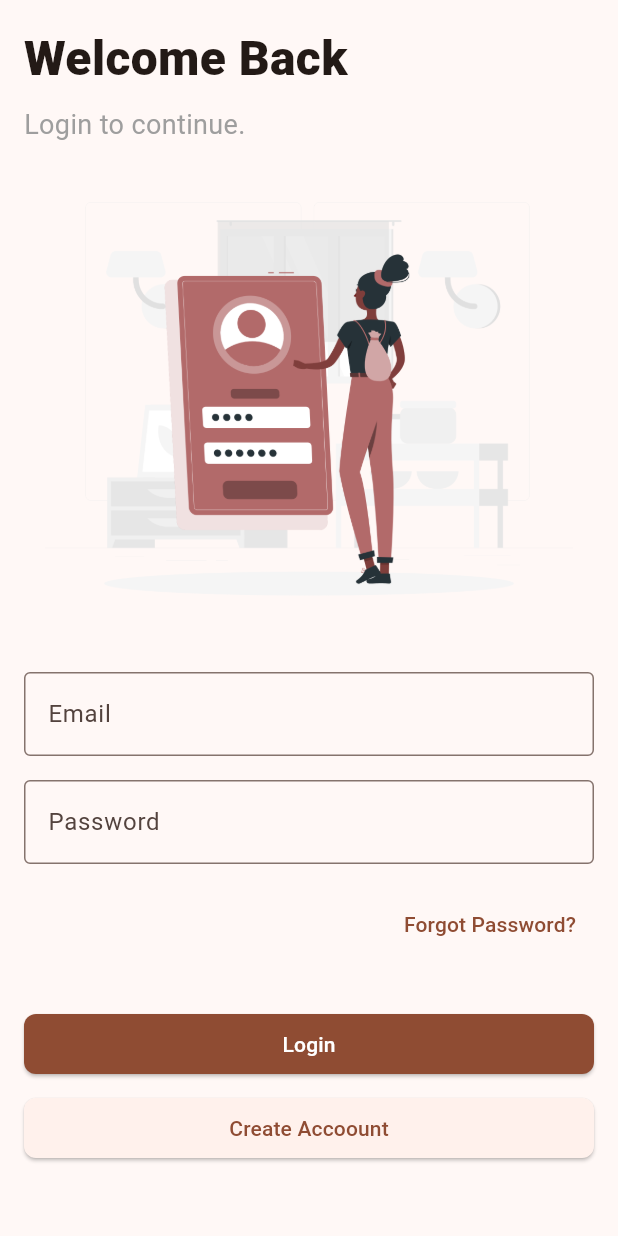
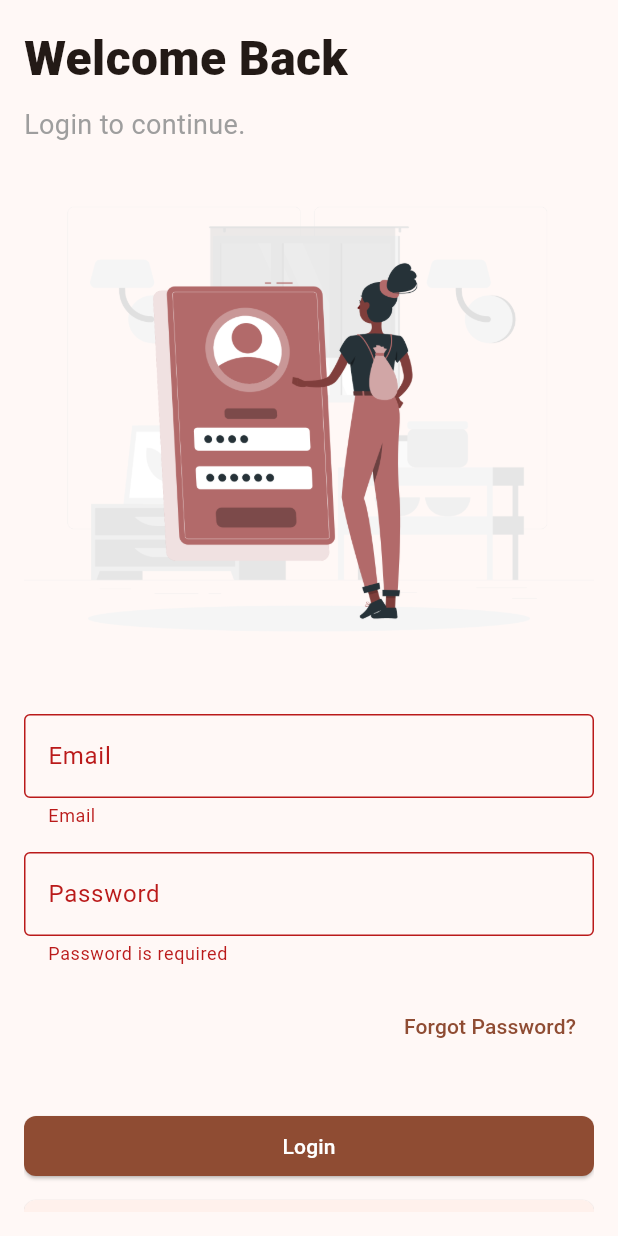
Before and after one commit to diilshadkt/coffe-zone, a Flutter app: the LoginPage screen opened by its route, after a tap on "Login", on a phone screen of 412 x 824 dp. Run offline on Flutter 3.47's test engine with Material 3 defaults, Android fonts, the phone set to English and light mode, and no system bars; our stand-ins replace firebase_auth, firebase_core, flutter_hooks, get_it, go_router; accounts and stored records are empty.

Commit message:
Added login functionality

```diff
--- a/lib/features/auth/controller/auth_controller.dart
+++ b/lib/features/auth/controller/auth_controller.dart
@@ -2,6 +2,7 @@ import 'package:coffee_zone/core/extensions/localization_extension.dart';
 import 'package:coffee_zone/core/utils/snackbar_utils.dart';
 import 'package:coffee_zone/features/auth/services/firebase_auth_services.dart';
 import 'package:coffee_zone/main.dart';
+import 'package:firebase_auth/firebase_auth.dart';
 import 'package:get_it/get_it.dart';
 
 final class AuthController {
@@ -20,6 +21,32 @@ final class AuthController {
           'Verification email sent to the email address. Please check your mail.');
     } catch (e) {
       SnackbarUtils.showMessage('Cannot create account. Try again');
+    }
+  }
+
+  Future<void> login(String email, String password) async {
+    try {
+      await authServices.login(email, password);
+
+      if (!FirebaseAuth.instance.currentUser!.emailVerified) {
+        SnackbarUtils.showMessage(
+            'Your email is not verified. Please verify email to login.');
+      }
+    } catch (e) {
+      SnackbarUtils.showMessage('Cannot login. Try again');
+    }
+  }
+
+  Future<void> forgotPassword(String email) async {
+    try {
+      await authServices.sendPasswordResetEmail(email);
+
+      if (!FirebaseAuth.instance.currentUser!.emailVerified) {
+        SnackbarUtils.showMessage(
+            'Password reset link is sent to your account');
+      }
+    } catch (e) {
+      SnackbarUtils.showMessage('Cannot reset your password. Try again');
     }
   }
 
--- a/lib/features/auth/services/firebase_auth_services.dart
+++ b/lib/features/auth/services/firebase_auth_services.dart
@@ -25,6 +25,10 @@ final class FirebaseAuthServices {
         .signInWithEmailAndPassword(email: email, password: password);
   }
 
+  Future<void> sendPasswordResetEmail(String email) async {
+    await FirebaseAuth.instance.sendPasswordResetEmail(email: email);
+  }
+
   Future<void> logout() async {
     await FirebaseAuth.instance.signOut();
   }
--- a/lib/features/auth/view/pages/login_page.dart
+++ b/lib/features/auth/view/pages/login_page.dart
@@ -1,26 +1,36 @@
 import 'package:coffee_zone/core/extensions/localization_extension.dart';
 import 'package:coffee_zone/core/widgets/button_widget.dart';
 import 'package:coffee_zone/core/widgets/text_field_widget.dart';
+import 'package:coffee_zone/features/auth/controller/auth_controller.dart';
+import 'package:coffee_zone/features/auth/view/pages/signup_page.dart';
 import 'package:coffee_zone/gen/assets.gen.dart';
 import 'package:flutter/material.dart';
+import 'package:flutter_hooks/flutter_hooks.dart';
+import 'package:go_router/go_router.dart';
 
-class LoginPage extends StatelessWidget {
+class LoginPage extends HookWidget {
   static const routePath = '/login';
   const LoginPage({super.key});
 
   @override
   Widget build(BuildContext context) {
+    final formKey = useMemoized(() => GlobalKey<FormState>());
+    final emailController = useTextEditingController();
+    final passwordController = useTextEditingController();
+
+    final isLoadingState = useState(false);
+
     return Scaffold(
       body: SafeArea(
         child: Container(
           padding: const EdgeInsets.all(16),
           width: double.infinity,
-          child: Column(
-            crossAxisAlignment: CrossAxisAlignment.start,
+          child: Form(
+            key: formKey,
+            child: ListView(
               children: [
                 Text(
                   context.text.loginPageTitle,
-                textAlign: TextAlign.center,
                   style: const TextStyle(
                     fontSize: 32,
                     fontWeight: FontWeight.w800,
@@ -40,10 +50,14 @@ class LoginPage extends StatelessWidget {
                   ),
                 ),
                 TextFieldWidget(
+                  controller: emailController,
+                  validator: AuthController().validateEmail,
                   label: context.text.emailFieldLabel,
                 ),
                 const SizedBox(height: 16),
                 TextFieldWidget(
+                  controller: passwordController,
+                  validator: AuthController().validatePassword,
                   isObscure: true,
                   label: context.text.passwordFieldLabel,
                 ),
@@ -61,8 +75,27 @@ class LoginPage extends StatelessWidget {
                 SizedBox(
                   width: double.infinity,
                   child: ButtonWidget(
-                  onPressed: () {},
-                  child: Text(context.text.loginBtnLabel),
+                    onPressed: () async {
+                      isLoadingState.value = true;
+
+                      if (formKey.currentState!.validate()) {
+                        await AuthController().login(
+                            emailController.text, passwordController.text);
+                      }
+
+                      isLoadingState.value = false;
+                    },
+                    child: isLoadingState.value
+                        ? const Center(
+                            child: SizedBox(
+                              height: 16,
+                              width: 16,
+                              child: CircularProgressIndicator(
+                                color: Colors.white,
+                              ),
+                            ),
+                          )
+                        : Text(context.text.loginBtnLabel),
                   ),
                 ),
                 const SizedBox(height: 8),
@@ -70,7 +103,9 @@ class LoginPage extends StatelessWidget {
                   width: double.infinity,
                   child: ButtonWidget(
                     isBold: false,
-                  onPressed: () {},
+                    onPressed: () {
+                      context.push(SignupPage.routePath);
+                    },
                     child: Text(context.text.createAccountBtnLabel),
                   ),
                 ),
@@ -79,6 +114,7 @@ class LoginPage extends StatelessWidget {
             ),
           ),
         ),
+      ),
     );
   }
 }
```
Lines whose indentation alone changed are shown as unchanged.
